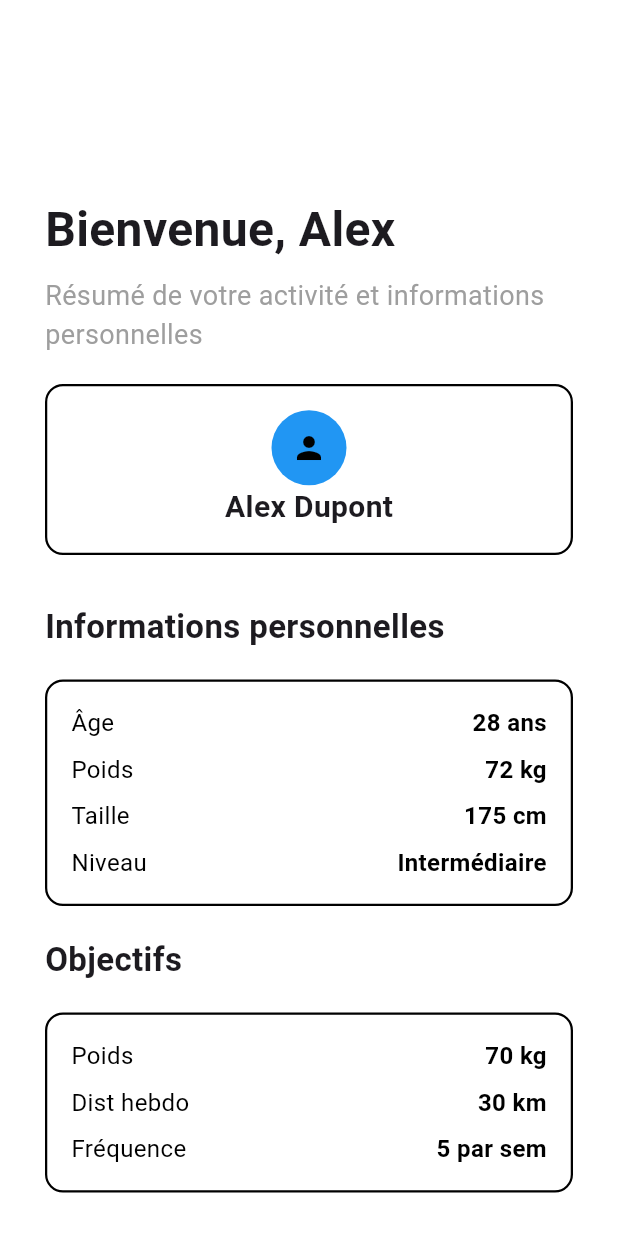
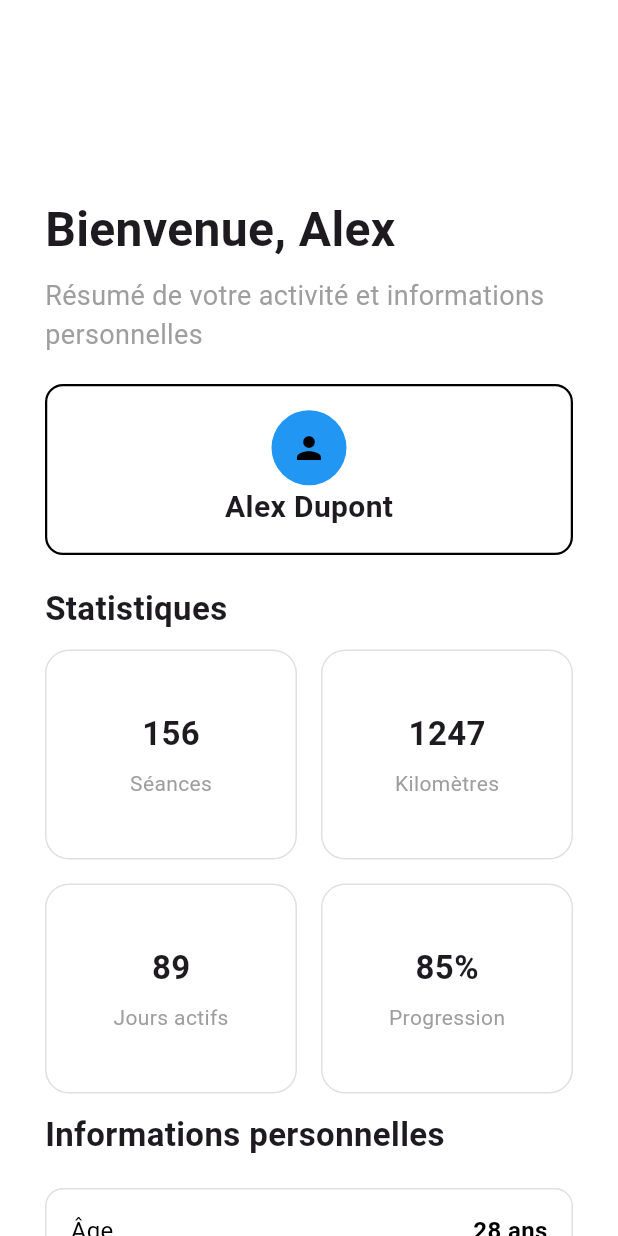
Before and after one commit to ferum-pdg/mobile-app, a Flutter app: the ProfilePage screen opened directly, on a phone screen of 412 x 824 dp. Run offline on Flutter 3.47's test engine with Material 3 defaults, Android fonts, the phone set to English and light mode, and no system bars; missing offline and left inert: health.

Commit message:
feat: implement static profile page

```diff
--- a/lib/pages/home.dart
+++ b/lib/pages/home.dart
@@ -1,5 +1,7 @@
 import 'package:flutter/material.dart';
 import 'package:health/health.dart';
+
+import '../widgets/infoCard.dart';
 
 class MyHomePage extends StatefulWidget {
   const MyHomePage({super.key});
@@ -144,32 +146,3 @@ class _MyHomePageState extends State<MyHomePage> {
     );
   }
 }
-
-class InfoCard extends StatelessWidget {
-  final String title;
-  final String subtitle;
-
-  const InfoCard({super.key, required this.title, required this.subtitle});
-
-  @override
-  Widget build(BuildContext context) {
-    return Container(
-      decoration: BoxDecoration(
-        border: Border.all(color: Colors.black12),
-        borderRadius: BorderRadius.circular(16),
-      ),
-      padding: const EdgeInsets.all(16),
-      child: Column(
-        mainAxisAlignment: MainAxisAlignment.center,
-        children: [
-          Text(
-            title,
-            style: const TextStyle(fontSize: 22, fontWeight: FontWeight.bold),
-          ),
-          const SizedBox(height: 8),
-          Text(subtitle, style: const TextStyle(color: Colors.grey)),
-        ],
-      ),
-    );
-  }
-}
--- a/lib/pages/profile.dart
+++ b/lib/pages/profile.dart
@@ -1,4 +1,7 @@
+import 'package:ferum/widgets/inforSectionCard.dart';
 import 'package:flutter/material.dart';
+
+import '../widgets/infoCard.dart';
 
 class ProfilePage extends StatelessWidget {
 
@@ -10,7 +13,8 @@ class ProfilePage extends StatelessWidget {
   Widget build(BuildContext context) {
     return Scaffold(
       backgroundColor: Colors.white,
-      body: Padding(
+      body: SafeArea(
+        child: SingleChildScrollView(
           padding: const EdgeInsets.all(30.0),
           child: Column(
             crossAxisAlignment: CrossAxisAlignment.start,
@@ -58,6 +62,40 @@ class ProfilePage extends StatelessWidget {
                   ),
                 ),
 
+                const Text(
+                  'Statistiques',
+                  style: TextStyle(fontSize: 22, fontWeight: FontWeight.bold),
+                ),
+
+                const SizedBox(height: 12),
+
+                GridView.count(
+                  crossAxisCount: 2, // 2 colonnes
+                  mainAxisSpacing: 16,
+                  crossAxisSpacing: 16,
+                  childAspectRatio: 1.2,
+                  shrinkWrap: true,
+                  physics: const NeverScrollableScrollPhysics(),
+                  children: [
+                    InfoCard(
+                      title: "156",
+                      subtitle: "Séances"
+                    ),
+                    InfoCard(
+                      title: "1247",
+                      subtitle: "Kilomètres",
+                    ),
+                    InfoCard(
+                      title: "89",
+                      subtitle: "Jours actifs",
+                    ),
+                    InfoCard(
+                      title: "85%",
+                      subtitle: "Progression",
+                    ),
+                  ],
+                ),
+
                 const SizedBox(height: 12),
 
                 const Text(
@@ -65,57 +103,13 @@ class ProfilePage extends StatelessWidget {
                   style: TextStyle(fontSize: 22, fontWeight: FontWeight.bold),
                 ),
 
-              Container(
-                width: double.infinity,
-                margin: const EdgeInsets.symmetric(vertical: 20),
-                padding: const EdgeInsets.all(16),
-                decoration: BoxDecoration(
-                  color: Colors.white,
-                  borderRadius: BorderRadius.circular(12),
-                  border: Border.all(color: Colors.black, width: 1.5),
-                ),
-                child: Column(
-                  children: [
-                    Row(
-                      mainAxisAlignment: MainAxisAlignment.spaceBetween,
-                      children: const [
-                        Text('Âge', style: TextStyle(fontSize: 16, color: Colors.black)),
-                        Text('28 ans', style: TextStyle(fontSize: 16, fontWeight: FontWeight.bold, color: Colors.black))
-                      ],
-                    ),
-
-                    const SizedBox(height: 8),
-
-                    Row(
-                      mainAxisAlignment: MainAxisAlignment.spaceBetween,
-                      children: const [
-                        Text('Poids', style: TextStyle(fontSize: 16, color: Colors.black)),
-                        Text('72 kg', style: TextStyle(fontSize: 16, fontWeight: FontWeight.bold, color: Colors.black))
-                      ],
-                    ),
-
-                    const SizedBox(height: 8),
-
-
-                    Row(
-                      mainAxisAlignment: MainAxisAlignment.spaceBetween,
-                      children: const [
-                        Text('Taille', style: TextStyle(fontSize: 16, color: Colors.black)),
-                        Text('175 cm', style: TextStyle(fontSize: 16, fontWeight: FontWeight.bold, color: Colors.black))
-                      ],
-                    ),
-
-                    const SizedBox(height: 8),
-
-                    Row(
-                      mainAxisAlignment: MainAxisAlignment.spaceBetween,
-                      children: const [
-                        Text('Niveau', style: TextStyle(fontSize: 16, color: Colors.black)),
-                        Text('Intermédiaire', style: TextStyle(fontSize: 16, fontWeight: FontWeight.bold, color: Colors.black))
-                      ],
-                    )
-                  ],
-                ),
+                const InfoSectionCard(
+                  fields: [
+                    MapEntry("Âge", "28 ans"),
+                    MapEntry("Poids", "72 kg"),
+                    MapEntry("Taille", "175 cm"),
+                    MapEntry("Niveau", "Intermédiaire"),
+                  ]
                 ),
 
                 const Text(
@@ -123,50 +117,63 @@ class ProfilePage extends StatelessWidget {
                   style: TextStyle(fontSize: 22, fontWeight: FontWeight.bold),
                 ),
 
-              Container(
-                width: double.infinity,
-                margin: const EdgeInsets.symmetric(vertical: 20),
-                padding: const EdgeInsets.all(16),
-                decoration: BoxDecoration(
-                  color: Colors.white,
-                  borderRadius: BorderRadius.circular(12),
-                  border: Border.all(color: Colors.black, width: 1.5),
+                const InfoSectionCard(
+                  fields: [
+                    MapEntry("Poids", "70 kg"),
+                    MapEntry("Dist hebdo", "30 km"),
+                    MapEntry("Fréquence", "5 par sem"),
+                  ]
                 ),
-                child: Column(
+
+                const SizedBox(height: 12),
+
+                const Text(
+                  'Appareils connectés',
+                  style: TextStyle(fontSize: 22, fontWeight: FontWeight.bold),
+                ),
+
+                const SizedBox(height: 12),
+
+                GridView.count(
+                  crossAxisCount: 2, // 2 colonnes
+                  mainAxisSpacing: 16,
+                  crossAxisSpacing: 16,
+                  childAspectRatio: 1.2,
+                  shrinkWrap: true,
+                  physics: const NeverScrollableScrollPhysics(),
                   children: [
-                    Row(
-                      mainAxisAlignment: MainAxisAlignment.spaceBetween,
-                      children: const [
-                        Text('Poids', style: TextStyle(fontSize: 16, color: Colors.black)),
-                        Text('70 kg', style: TextStyle(fontSize: 16, fontWeight: FontWeight.bold, color: Colors.black))
+                    InfoCard(
+                      title: "Garmin",
+                      subtitle: "Forerunner 255"
+                    ),
+                    InfoCard(
+                      title: "Apple",
+                      subtitle: "Watch Series 9",
+                    ),
                   ],
                 ),
 
-                    const SizedBox(height: 8),
+                const SizedBox(height: 18),
 
-                    Row(
-                      mainAxisAlignment: MainAxisAlignment.spaceBetween,
-                      children: const [
-                        Text('Dist hebdo', style: TextStyle(fontSize: 16, color: Colors.black)),
-                        Text('30 km', style: TextStyle(fontSize: 16, fontWeight: FontWeight.bold, color: Colors.black))
-                      ],
+                Center(
+                  child:
+                    ElevatedButton(
+                      onPressed: () {},
+                      style: ElevatedButton.styleFrom(
+                        backgroundColor: Colors.black,
+                        foregroundColor: Colors.white,
+                        padding: const EdgeInsets.symmetric(horizontal: 50, vertical: 12),
+                        shape: RoundedRectangleBorder(
+                          borderRadius: BorderRadius.circular(8)
+                        )
                       ),
-
-                    const SizedBox(height: 8),
-
-                    Row(
-                      mainAxisAlignment: MainAxisAlignment.spaceBetween,
-                      children: const [
-                        Text('Fréquence', style: TextStyle(fontSize: 16, color: Colors.black)),
-                        Text('5 par sem', style: TextStyle(fontSize: 16, fontWeight: FontWeight.bold, color: Colors.black))
-                      ],
-                    ),
-                  ],
-                ),
+                      child: Text("Modifier le profil")
+                    )
                 )
               ],
           ),
         )
+      )
     );
   }
 }
--- /dev/null
+++ b/lib/widgets/infoCard.dart
@@ -0,0 +1,30 @@
+import 'package:flutter/material.dart';
+
+class InfoCard extends StatelessWidget {
+  final String title;
+  final String subtitle;
+
+  const InfoCard({super.key, required this.title, required this.subtitle});
+
+  @override
+  Widget build(BuildContext context) {
+    return Container(
+      decoration: BoxDecoration(
+        border: Border.all(color: Colors.black12),
+        borderRadius: BorderRadius.circular(16),
+      ),
+      padding: const EdgeInsets.all(16),
+      child: Column(
+        mainAxisAlignment: MainAxisAlignment.center,
+        children: [
+          Text(
+            title,
+            style: const TextStyle(fontSize: 22, fontWeight: FontWeight.bold),
+          ),
+          const SizedBox(height: 8),
+          Text(subtitle, style: const TextStyle(color: Colors.grey)),
+        ],
+      ),
+    );
+  }
+}
--- /dev/null
+++ b/lib/widgets/inforSectionCard.dart
@@ -0,0 +1,45 @@
+import 'package:flutter/material.dart';
+
+class InfoSectionCard extends StatelessWidget {
+
+  final List<MapEntry<String, String>> fields;
+
+  const InfoSectionCard({
+    super.key,
+    required this.fields
+  });
+
+  @override
+  Widget build(BuildContext context) {
+    return Container(
+      width: double.infinity,
+      margin: const EdgeInsets.symmetric(vertical: 20),
+      padding: const EdgeInsets.all(16),
+      decoration: BoxDecoration(
+        color: Colors.white,
+        borderRadius: BorderRadius.circular(12),
+        border: Border.all(color: Colors.black12),
+      ),
+      child: Column(
+        children: fields
+            .map((entry) => Padding(
+                  padding: const EdgeInsets.only(bottom: 8.0),
+                  child: Row(
+                    mainAxisAlignment: MainAxisAlignment.spaceBetween,
+                    children: [
+                      Text(entry.key,
+                          style: const TextStyle(
+                              fontSize: 16, color: Colors.black)),
+                      Text(entry.value,
+                          style: const TextStyle(
+                              fontSize: 16,
+                              fontWeight: FontWeight.bold,
+                              color: Colors.black)),
+                    ],
+                  ),
+                ))
+            .toList(),
+      ),
+    );
+  }
+}
```
Also changed, not shown: 1 other file. Lines whose indentation alone changed are shown as unchanged.
